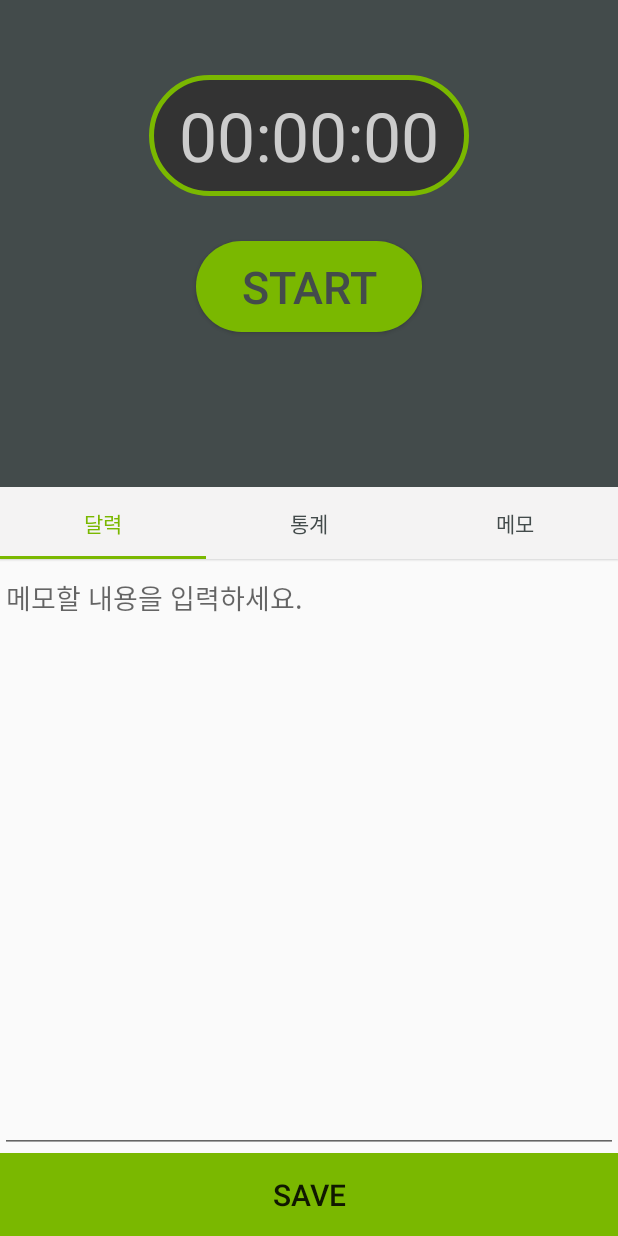
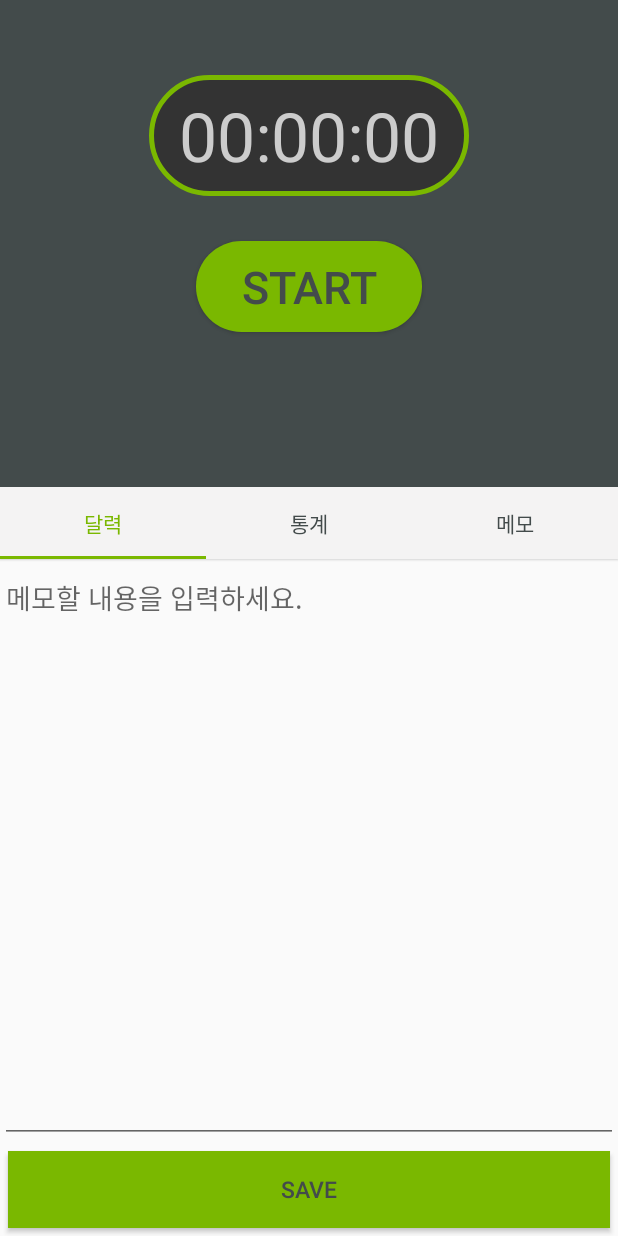
Before and after one commit to KooMinJun/TermProject, an Android app: the fragment Fragment3 placed in its activity, on a phone screen of 412 x 824 dp. Run offline under Robolectric (Android 15) with nearby library versions, the phone set to English and light mode, and no system bars.

Commit message:
Term Project, 12/01 : 메모 저장버튼 디자인 변경

```diff
--- /dev/null
+++ b/TermProject/src/main/res/drawable/button_shape_savememo.xml
@@ -0,0 +1,20 @@
+<?xml version="1.0" encoding="utf-8"?>
+<selector xmlns:android="http://schemas.android.com/apk/res/android">
+    <!-- 평상시 -->
+    <item
+        android:state_focused="false"
+        android:state_pressed="false">
+        <shape>
+            <solid android:color="@color/colorGreen"/>
+        </shape>
+    </item>
+
+    <!-- 클릭했을 때 -->
+    <item
+        android:state_focused="false"
+        android:state_pressed="true">
+        <shape>
+            <solid android:color="@color/colorPrimaryDark"/>
+        </shape>
+    </item>
+</selector>
--- a/TermProject/src/main/res/layout/fragment3.xml
+++ b/TermProject/src/main/res/layout/fragment3.xml
@@ -13,16 +13,18 @@
 
     <LinearLayout
         android:gravity="center"
-        android:layout_weight="8"
+        android:layout_weight="7"
         android:layout_width="match_parent"
         android:layout_height="match_parent">
 
         <Button
-            android:background="@color/colorGreen"
+            android:background="@drawable/button_shape_savememo"
+            android:layout_margin="5dp"
             android:layout_width="match_parent"
             android:layout_height="match_parent"
             android:text="SAVE"
-            android:textSize="20dp"/>
+            android:textColor="@color/button_selector"
+            android:textSize="15dp"/>
     </LinearLayout>
 
 </LinearLayout>
```
Also changed, not shown: TermProject/src/main/res/drawable/stopwatch.png (deleted), TermProject/src/main/res/layout/fragment1.xml (line endings or trailing spaces), TermProject/src/main/res/mipmap-mdpi/saveicon.png (added), 72 other files.
